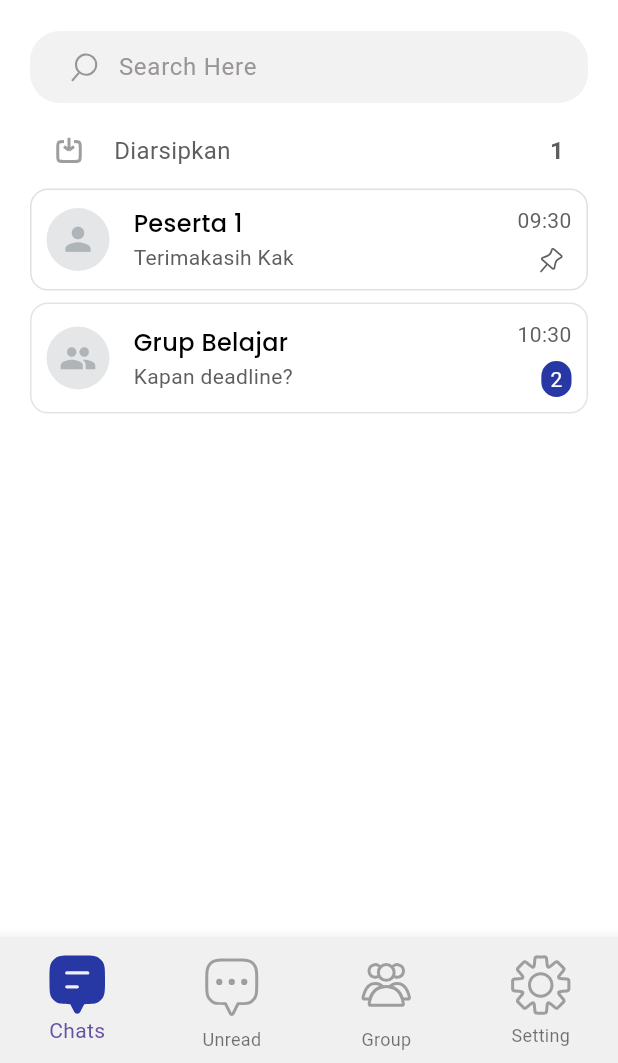
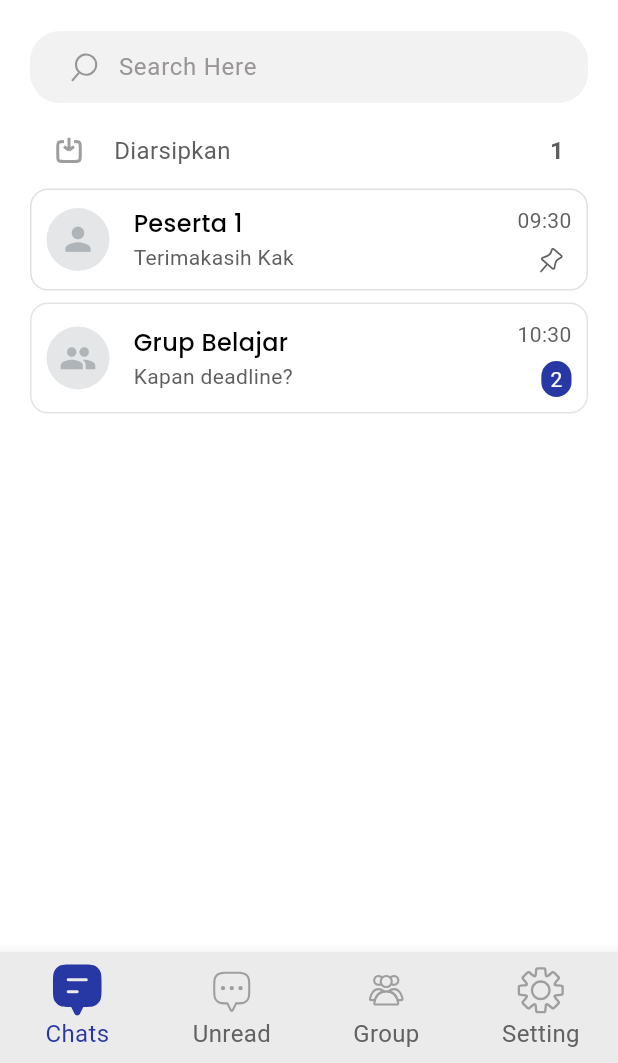
Before and after one commit to rifqinailal/admin_gychat, a Flutter app: the DashboardScreen screen opened by its route, on a phone screen of 412 x 824 dp, the part 173-1236 px from its top. Run offline on Flutter 3.47's test engine with Material 3 defaults, Android fonts, the phone set to English and light mode, and no system bars; our stand-ins replace file_picker, flutter_svg, flutter_vector_icons, get, get_storage, image_cropper and 7 more; missing offline and left inert: saver_gallery; accounts and stored records are empty.

Commit message:
Ukuran icon px jadi persen (dashboard)

```diff
--- a/lib/modules/dashboard/dashboard_screen.dart
+++ b/lib/modules/dashboard/dashboard_screen.dart
@@ -1,11 +1,9 @@
-// lib/app/modules/dashboard/dashboard_screen.dart
 import 'package:admin_gychat/shared/theme/colors.dart';
 import 'package:flutter/material.dart';
 import 'package:flutter_svg/svg.dart';
-import 'package:flutter_vector_icons/flutter_vector_icons.dart';
 import 'package:get/get.dart';
-import '../chat_list/chat_list_view.dart';
-import '../setting/setting_screen.dart';
+import 'package:admin_gychat/modules/chat_list/chat_list_view.dart';
+import 'package:admin_gychat/modules/setting/setting_screen.dart';
 import 'dashboard_controller.dart';
 
 class DashboardScreen extends GetView<DashboardController> {
@@ -13,6 +11,7 @@ class DashboardScreen extends GetView<DashboardController> {
 
   @override
   Widget build(BuildContext context) {
+    // List of pages to be displayed.
     final List<Widget> bodyContent = [
       const ChatListView(listType: ChatListType.all),
       const ChatListView(listType: ChatListType.unread),
@@ -20,118 +19,90 @@ class DashboardScreen extends GetView<DashboardController> {
       const SettingScreen(),
     ];
 
+    // Lebar layar perangkat.
+    final screenWidth = MediaQuery.of(context).size.width;
+
+    // Ukuran ikon sebagai persentase dari lebar layar.
+    // Menggunakan 10% dari lebar layar.
+    // .clamp() digunakan untuk memberi batas ukuran minimum dan maksimum.
+    final double iconSize = (screenWidth * 0.10).clamp(30.0, 35.0);
+
     return Scaffold(
       body: Obx(
         () => IndexedStack(
           index: controller.tabIndex.value,
-
           children: bodyContent,
         ),
       ),
       bottomNavigationBar: Obx(
         () => BottomNavigationBar(
-          backgroundColor: const Color.fromARGB(255, 240, 240, 240),
-          // selectedItemColor: ThemeColor.primary,
-          // unselectedItemColor: const Color(0xFF646164),
+          backgroundColor: ThemeColor.lightGrey3,
           type: BottomNavigationBarType.fixed,
           currentIndex: controller.tabIndex.value,
           onTap: controller.changeTabIndex,
+          unselectedItemColor: ThemeColor.darkGrey1,
+          selectedItemColor: ThemeColor.primary,
+          selectedFontSize: 16.0,
+          unselectedFontSize: 16.0,
           items: [
-            BottomNavigationBarItem(
-              icon: SvgPicture.asset(
-                'assets/icons/Chat_alt_2_light.svg',
-                width: 50,
-                height: 50,
-                // Atur warna untuk ikon tidak aktif
-                colorFilter: const ColorFilter.mode(
-                  Colors.grey,
-                  BlendMode.srcIn,
-                ),
-              ),
-              activeIcon: SvgPicture.asset(
-                'assets/icons/Subtract.svg',
-                width: 40,
-                height: 40,
-                // Atur warna untuk ikon tidak aktif
-                colorFilter: const ColorFilter.mode(
-                  ThemeColor.primary,
-                  BlendMode.srcIn,
-                ),
-              ),
+            _buildNavItem(
+              activeIconPath: 'assets/icons/Subtract.svg',
+              iconPath: 'assets/icons/Chat_alt_2_light.svg',
               label: 'Chats',
+              size: iconSize,
             ),
-            BottomNavigationBarItem(
-              icon: SvgPicture.asset(
-                'assets/icons/Chat_alt_3_light.svg',
-                width: 50,
-                height: 50,
-                // Atur warna untuk ikon tidak aktif
-                colorFilter: const ColorFilter.mode(
-                  Colors.grey,
-                  BlendMode.srcIn,
-                ),
-              ),
-              activeIcon: SvgPicture.asset(
-                'assets/icons/Subtract2.svg',
-                width: 40,
-                height: 40,
-                // Atur warna untuk ikon tidak aktif
-                colorFilter: const ColorFilter.mode(
-                  ThemeColor.primary,
-                  BlendMode.srcIn,
-                ),
-              ),
+            _buildNavItem(
+              activeIconPath: 'assets/icons/Subtract2.svg',
+              iconPath: 'assets/icons/Chat_alt_3_light.svg',
               label: 'Unread',
+              size: iconSize,
             ),
-             BottomNavigationBarItem(
-              activeIcon: SvgPicture.asset(
-                'assets/icons/Group_fill.svg',
-                width: 50,
-                height: 50,
-                // Atur warna untuk ikon tidak aktif
-                colorFilter: const ColorFilter.mode(
-                  ThemeColor.primary,
-                  BlendMode.srcIn,
-                ),
-              ),
-              icon: SvgPicture.asset(
-                'assets/icons/Group_light.svg',
-                width: 50,
-                height: 50,
-                // Atur warna untuk ikon tidak aktif
-                colorFilter: const ColorFilter.mode(
-                  Colors.grey,
-                  BlendMode.srcIn,
-                ),
-              ),
+            _buildNavItem(
+              activeIconPath: 'assets/icons/Group_fill.svg',
+              iconPath: 'assets/icons/Group_light.svg',
               label: 'Group',
+              size: iconSize,
             ),
-             BottomNavigationBarItem(
-              activeIcon: SvgPicture.asset(
-                'assets/icons/Setting_fill.svg',
-                width: 45,
-                height: 45,
-                // Atur warna untuk ikon tidak aktif
-                colorFilter: const ColorFilter.mode(
-                  ThemeColor.primary,
-                  BlendMode.srcIn,
-                ),
-              ),
-              icon: SvgPicture.asset(
-                'assets/icons/Setting_line_light.svg',
-                width: 45,
-                height: 45,
-                // Atur warna untuk ikon tidak aktif
-                colorFilter: const ColorFilter.mode(
-                  Colors.grey,
-                  BlendMode.srcIn,
-                ),
-              ),
+            _buildNavItem(
+              activeIconPath: 'assets/icons/Setting_fill.svg',
+              iconPath: 'assets/icons/Setting_line_light.svg',
               label: 'Setting',
+              size: iconSize,
             ),
           ],
         ),
       ),
     );
   }
+
+  /// Helper method to create a [BottomNavigationBarItem] with responsive icons.
+  /// This helps to avoid code repetition (DRY Principle).
+  BottomNavigationBarItem _buildNavItem({
+    required String iconPath,
+    required String activeIconPath,
+    required String label,
+    required double size,
+  }) {
+    return BottomNavigationBarItem(
+      icon: SvgPicture.asset(
+        iconPath,
+        width: size,
+        height: size,
+        colorFilter: const ColorFilter.mode(
+          Colors.grey,
+          BlendMode.srcIn,
+        ),
+      ),
+      activeIcon: SvgPicture.asset(
+        activeIconPath,
+        width: size,
+        height: size,
+        colorFilter: const ColorFilter.mode(
+          ThemeColor.primary,
+          BlendMode.srcIn,
+        ),
+      ),
+      label: label,
+    );
+  }
 }
--- a/lib/shared/theme/colors.dart
+++ b/lib/shared/theme/colors.dart
@@ -13,6 +13,7 @@ class ThemeColor {
   static const primaryBlue50 = Color(0x802738A5); //2738A5 50%
   static const darkGrey1 = Color(0xFF646164); //646164 100%
   static const lightGrey2 = Color(0xFFF2F2F2); //F2F2F2 100%
+  static const lightGrey4 = Color(0xB3F2F2F2); //F2F2F2 70%
   static const mediumGrey2 = Color(0xFF9A9696); //9A9696 100%
   static const lightBlue30 = Color(0x4D5364D0); //5364D0 30%
   static const darkGrey2 = Color(0xFF353435); //353435 100%
```
